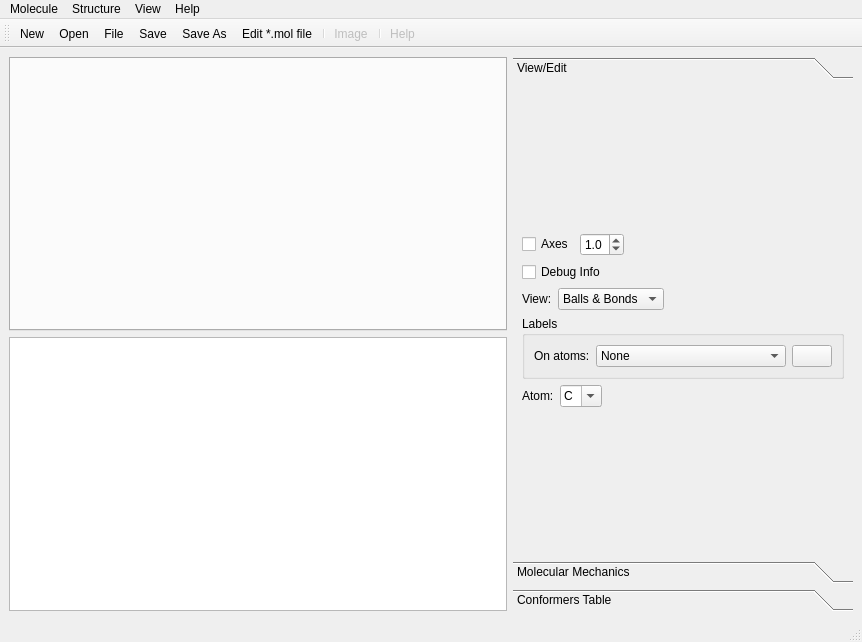
Before: the Qt Designer form Sources/MainWindow.ui in xMoad/qdalton, drawn with Qt 5.
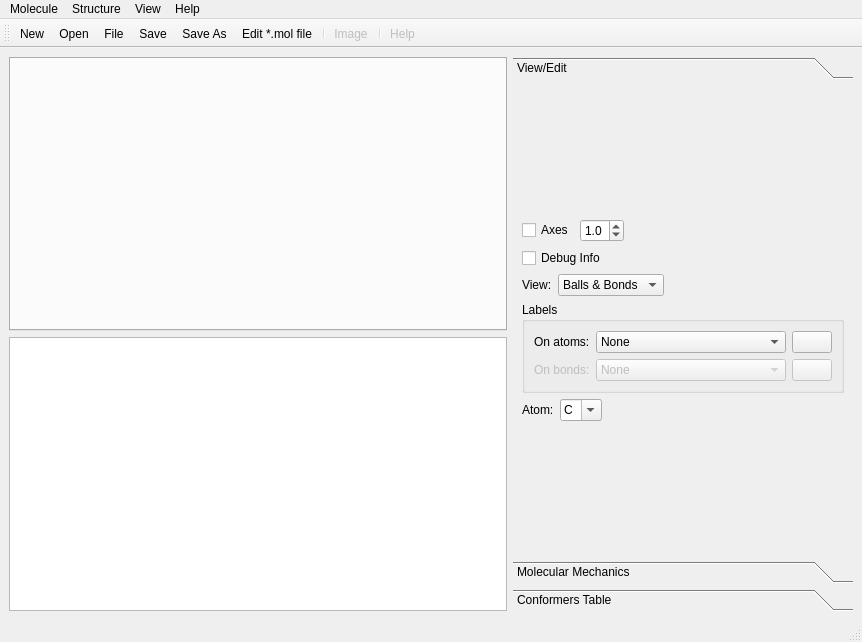
After: the same form once the commit is applied. Icons and pictures are not drawn.

```diff
--- a/Sources/MainWindow.ui
+++ b/Sources/MainWindow.ui
@@ -45,7 +45,7 @@
          <x>0</x>
          <y>0</y>
          <width>340</width>
-         <height>479</height>
+         <height>445</height>
         </rect>
        </property>
        <attribute name="label">
@@ -220,6 +220,47 @@
              </property>
             </widget>
            </item>
+           <item row="1" column="0">
+            <widget class="QLabel" name="labelLabelsOnBonds">
+             <property name="enabled">
+              <bool>false</bool>
+             </property>
+             <property name="text">
+              <string>On bonds:</string>
+             </property>
+            </widget>
+           </item>
+           <item row="1" column="1">
+            <widget class="QComboBox" name="comboBoxLabelsOnBonds">
+             <property name="enabled">
+              <bool>false</bool>
+             </property>
+             <item>
+              <property name="text">
+               <string>None</string>
+              </property>
+             </item>
+             <item>
+              <property name="text">
+               <string>Length</string>
+              </property>
+             </item>
+            </widget>
+           </item>
+           <item row="1" column="2">
+            <widget class="QPushButton" name="pushButtonLabelsOnBondsFont">
+             <property name="enabled">
+              <bool>false</bool>
+             </property>
+             <property name="text">
+              <string/>
+             </property>
+             <property name="icon">
+              <iconset resource="../Resources/images.qrc">
+               <normaloff>:/images/font.png</normaloff>:/images/font.png</iconset>
+             </property>
+            </widget>
+           </item>
           </layout>
          </widget>
         </item>
```
Left out of the diff: 33 changed lines with no effect on the pictures.
